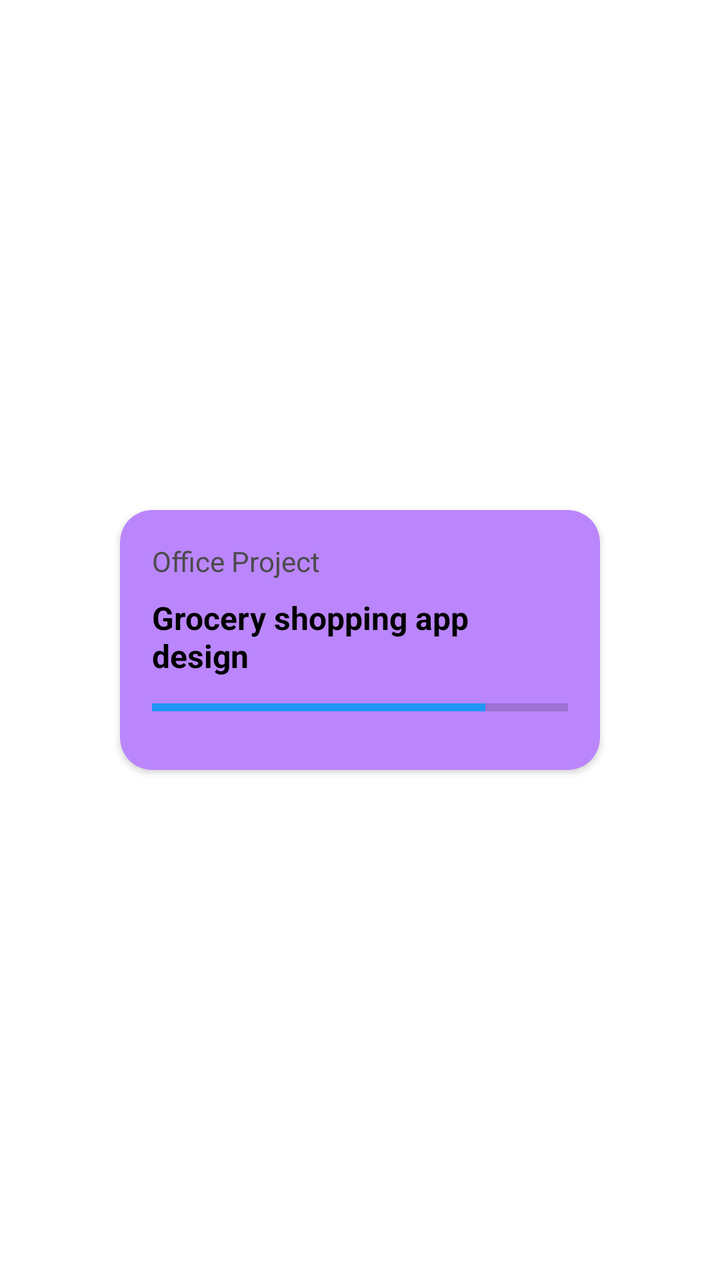
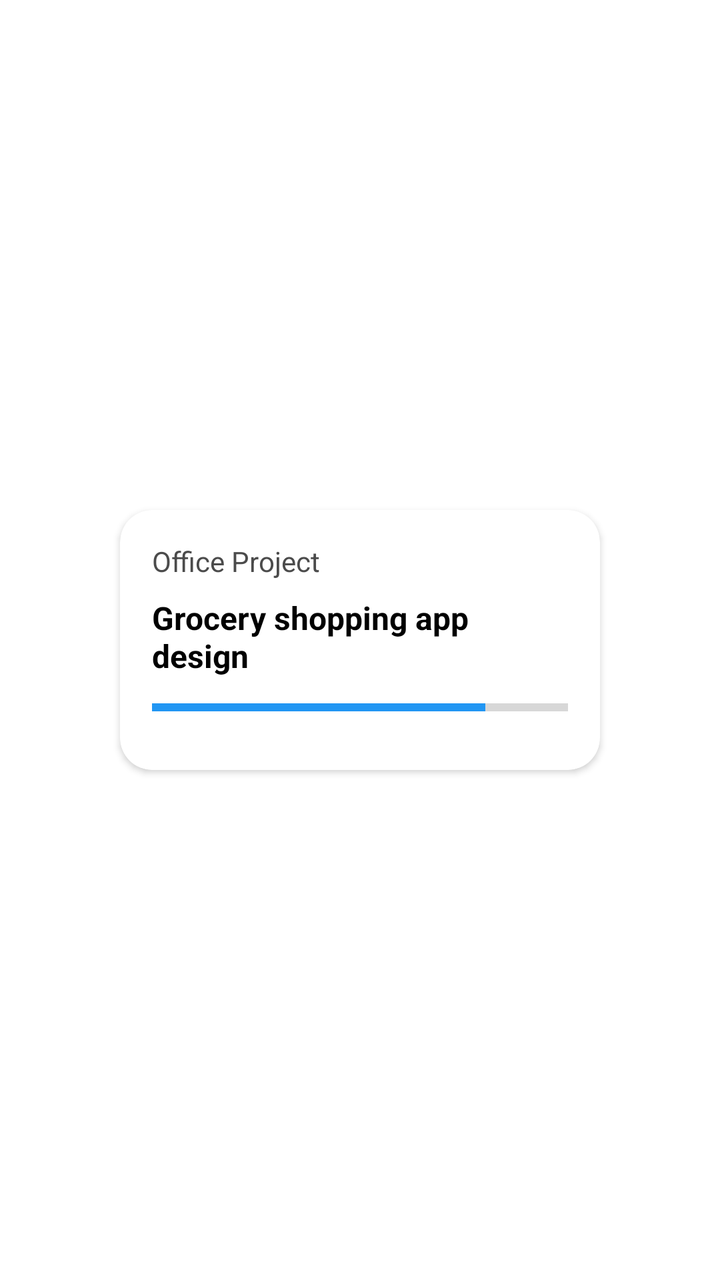

Two renders of the same Android screen: before a commit and after it. Below are the layout's source before the change and the commit's diff.
<!-- AndroidManifest.xml: application theme Theme.ToDoListApp -->
<!-- res/layout/progress_task_view.xml -->
<?xml version="1.0" encoding="utf-8"?>
<androidx.constraintlayout.widget.ConstraintLayout xmlns:android="http://schemas.android.com/apk/res/android"
    android:layout_width="240dp"
    android:layout_height="wrap_content"
    xmlns:app="http://schemas.android.com/apk/res-auto"
    android:layout_marginEnd="12dp">

    <androidx.cardview.widget.CardView
        android:id="@+id/cardBackground"
        android:layout_width="240dp"
        android:layout_height="130dp"
        app:layout_constraintTop_toTopOf="parent"
        app:layout_constraintBottom_toBottomOf="parent"
        app:layout_constraintLeft_toLeftOf="parent"
        app:layout_constraintRight_toRightOf="parent"
        app:cardCornerRadius="16dp"
        android:backgroundTint="@color/purple_200">

        <LinearLayout
            android:layout_width="match_parent"
            android:layout_height="match_parent"
            android:orientation="vertical"
            android:padding="16dp">

            <TextView
                android:id="@+id/taskName"
                android:layout_width="wrap_content"
                android:layout_height="wrap_content"
                android:text="Office Project"
                android:textSize="14sp"
                android:textColor="@color/Gray"/>

            <TextView
                android:id="@+id/taskTitle"
                android:layout_width="wrap_content"
                android:layout_height="wrap_content"
                android:text="Grocery shopping app design"
                android:textColor="@color/black"
                android:textStyle="bold"
                android:textSize="16sp"
                android:layout_marginTop="8dp"
                android:layout_marginBottom="12dp"
                android:maxLines="2"
                android:ellipsize="end"/>

            <ProgressBar
                android:id="@+id/progressBar"
                style="?android:attr/progressBarStyleHorizontal"
                android:layout_width="match_parent"
                android:layout_height="6dp"
                android:max="100"
                android:progress="80"
                android:progressTint="#2196F3" />
        </LinearLayout>
    </androidx.cardview.widget.CardView>

</androidx.constraintlayout.widget.ConstraintLayout>
<!-- resources referenced by this layout -->
<resources>
  <color name="Gray">#4B4B4B</color>
  <color name="black">#FF000000</color>
  <color name="purple_200">#FFBB86FC</color>
  <style name="Theme.ToDoListApp" parent="Theme.MaterialComponents.DayNight.NoActionBar">
          
          <item name="colorPrimary">@color/purple_500</item>
          <item name="colorPrimaryVariant">@color/purple_700</item>
          <item name="colorOnPrimary">@color/white</item>
          
          <item name="colorSecondary">@color/teal_200</item>
          <item name="colorSecondaryVariant">@color/teal_700</item>
          <item name="colorOnSecondary">@color/black</item>
          
          <item name="android:statusBarColor">?attr/colorPrimaryVariant</item>
          
      </style>
  <color name="purple_500">#FF6200EE</color>
  <color name="purple_700">#FF3700B3</color>
  <color name="white">#FFFFFFFF</color>
  <color name="teal_200">#FF03DAC5</color>
  <color name="teal_700">#FF018786</color>
</resources>

<!-- the commit's change to res/layout/progress_task_view.xml (unified diff, before → after) -->
@@ -13,8 +13,7 @@
         app:layout_constraintBottom_toBottomOf="parent"
         app:layout_constraintLeft_toLeftOf="parent"
         app:layout_constraintRight_toRightOf="parent"
-        app:cardCornerRadius="16dp"
-        android:backgroundTint="@color/purple_200">
+        app:cardCornerRadius="16dp">
 
         <LinearLayout
             android:layout_width="match_parent"
<!-- resource entries referenced after the edit -->
@@ -2,7 +2,6 @@
 <resources>
   <color name="Gray">#4B4B4B</color>
   <color name="black">#FF000000</color>
-  <color name="purple_200">#FFBB86FC</color>
   <style name="Theme.ToDoListApp" parent="Theme.MaterialComponents.DayNight.NoActionBar">
           
           <item name="colorPrimary">@color/purple_500</item>
